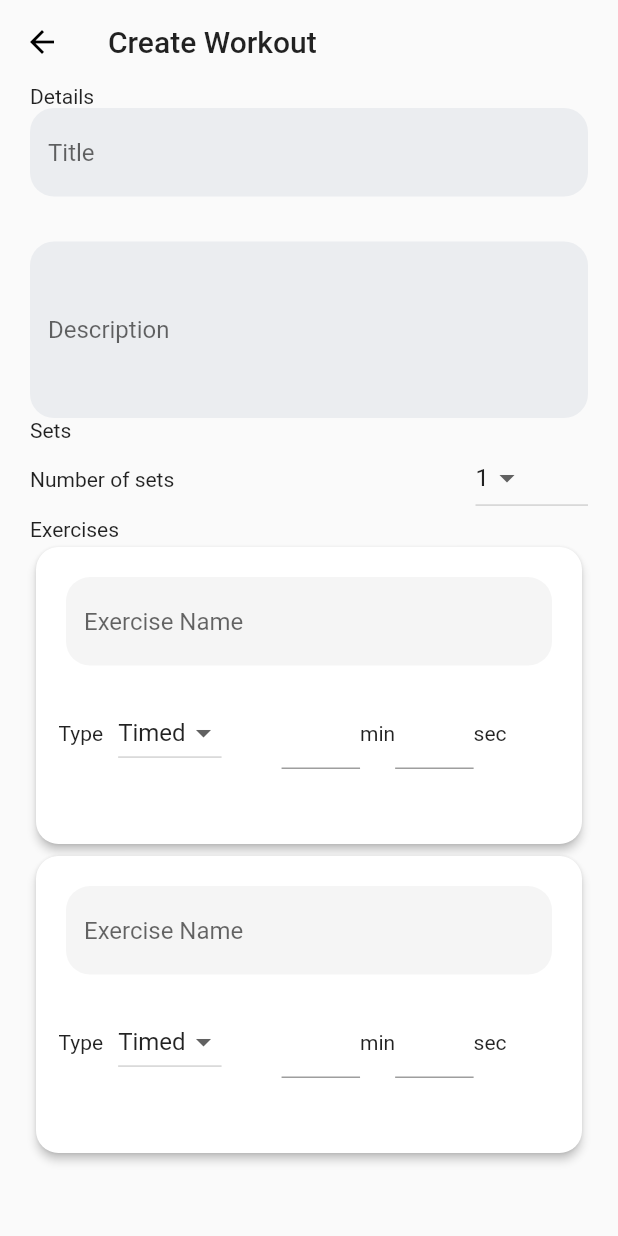
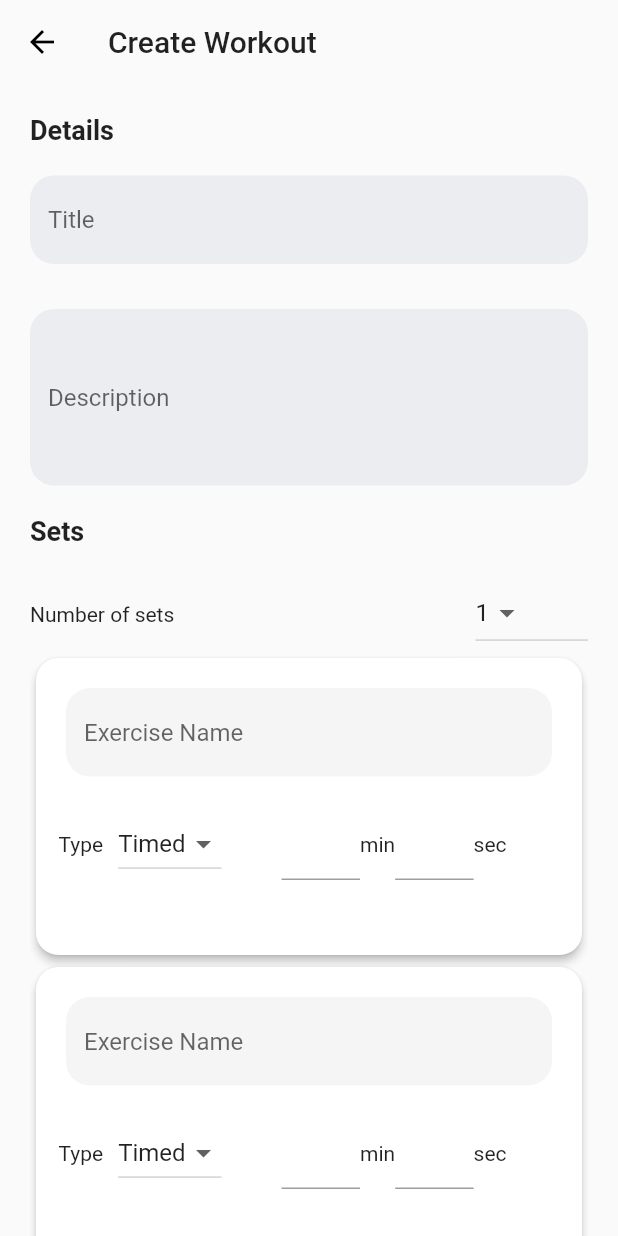
Before and after one commit to squach28/fit_buddy, a Flutter app: the AddWorkoutPage screen opened directly, on a phone screen of 412 x 824 dp. Run offline on Flutter 3.47's test engine with Material 2 defaults, Android fonts, the phone set to English and light mode, and no system bars; our stand-ins replace cloud_firestore, email_validator, firebase_auth, firebase_core, flutter_signin_button, google_sign_in; accounts and stored records are empty.

Commit message:
changed spacing on create workout page

```diff
--- a/lib/views/AddWorkoutPage.dart
+++ b/lib/views/CreateWorkoutPage.dart
@@ -24,7 +24,10 @@ class AddWorkoutPageState extends State<AddWorkoutPage> {
                     child: Column(
                   crossAxisAlignment: CrossAxisAlignment.start,
                   children: [
-                    Text('Details'),
+                    Padding(
+                      padding: const EdgeInsets.only(top: 20.0, bottom: 20.0),
+                      child: Text('Details', style: TextStyle(fontSize: 18.0, fontWeight: FontWeight.bold)),
+                    ),
                     TextFormField(
                       textInputAction: TextInputAction.next,
                       keyboardType: TextInputType.name,
@@ -57,7 +60,11 @@ class AddWorkoutPageState extends State<AddWorkoutPage> {
                                     width: 0, style: BorderStyle.none)),
                           ),
                         )),
-                    Text('Sets'),
+                    Padding(
+                      padding: const EdgeInsets.only(top: 20.0, bottom: 20.0),
+                      child: Text('Sets', style: TextStyle(fontSize: 18.0, fontWeight: FontWeight.bold)),
+                    ),
+
                     Row(
                       children: [
                         Expanded(child: Text('Number of sets')),
@@ -81,13 +88,15 @@ class AddWorkoutPageState extends State<AddWorkoutPage> {
                             )),
                       ],
                     ),
-                    Text('Exercises'),
                     ListView.builder(
                         shrinkWrap: true,
-                        itemCount: 2,
+                        itemCount: 3,
                         itemBuilder: (context, index) {
                           return ExerciseCard();
                         }),
+                    Center(child: TextButton(child: Text('Create Workout'), onPressed: () {
+
+                    })),
                   ],
                 )))));
   }
--- a/lib/views/WorkoutsPage.dart
+++ b/lib/views/WorkoutsPage.dart
@@ -1,6 +1,6 @@
 import 'package:cloud_firestore/cloud_firestore.dart';
 import 'package:fit_buddy/services/WorkoutService.dart';
-import 'package:fit_buddy/views/AddWorkoutPage.dart';
+import 'package:fit_buddy/views/CreateWorkoutPage.dart';
 import 'package:flutter/material.dart';
 import 'package:fit_buddy/views/components/WorkoutCard.dart';
 
```
